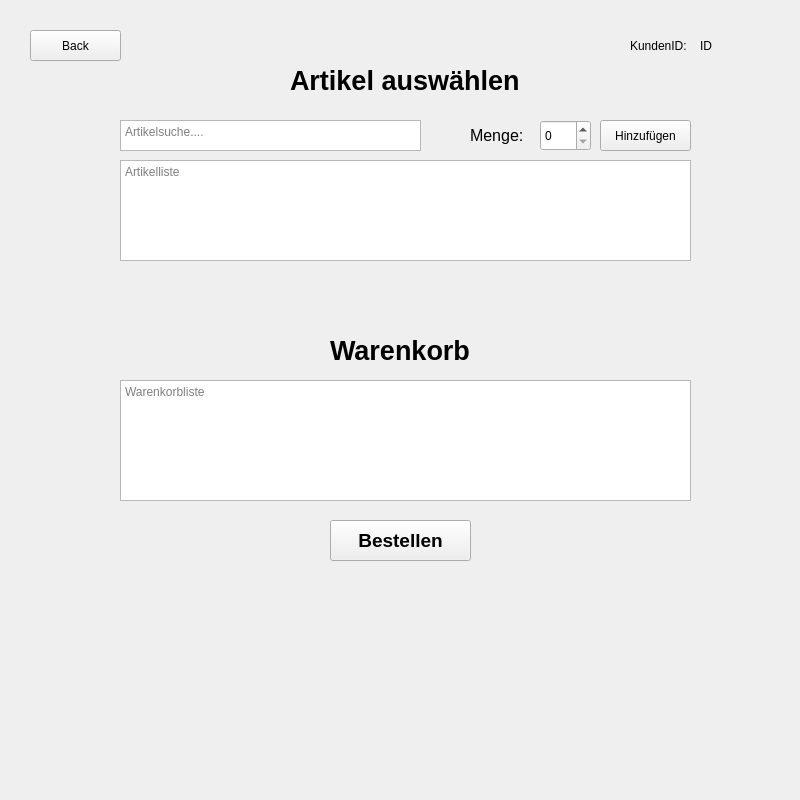
This is overviewbestellungen_bestellung.ui in luis-we/SchulaufgabePRO as Qt 5 draws it before an edit. The edited form follows.
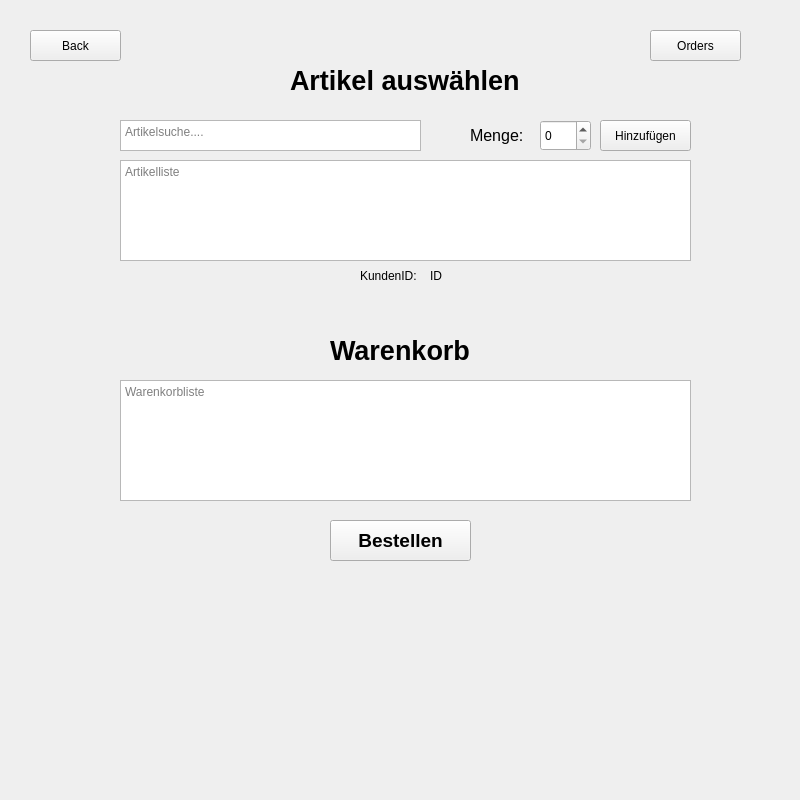
This is the edited form.

Commit message: added orders button

Patch:
```diff
--- a/overviewbestellungen_bestellung.ui
+++ b/overviewbestellungen_bestellung.ui
@@ -166,8 +166,8 @@
   <widget class="QLabel" name="label_2">
    <property name="geometry">
     <rect>
-     <x>630</x>
-     <y>30</y>
+     <x>360</x>
+     <y>260</y>
      <width>61</width>
      <height>31</height>
     </rect>
@@ -179,8 +179,8 @@
   <widget class="QLabel" name="ID_Label">
    <property name="geometry">
     <rect>
-     <x>700</x>
-     <y>30</y>
+     <x>430</x>
+     <y>260</y>
      <width>61</width>
      <height>31</height>
     </rect>
@@ -189,6 +189,19 @@
     <string>ID</string>
    </property>
   </widget>
+  <widget class="QPushButton" name="orders">
+   <property name="geometry">
+    <rect>
+     <x>650</x>
+     <y>30</y>
+     <width>91</width>
+     <height>31</height>
+    </rect>
+   </property>
+   <property name="text">
+    <string>Orders</string>
+   </property>
+  </widget>
  </widget>
  <resources/>
  <connections/>
```
The commit also changes 4 other files.
